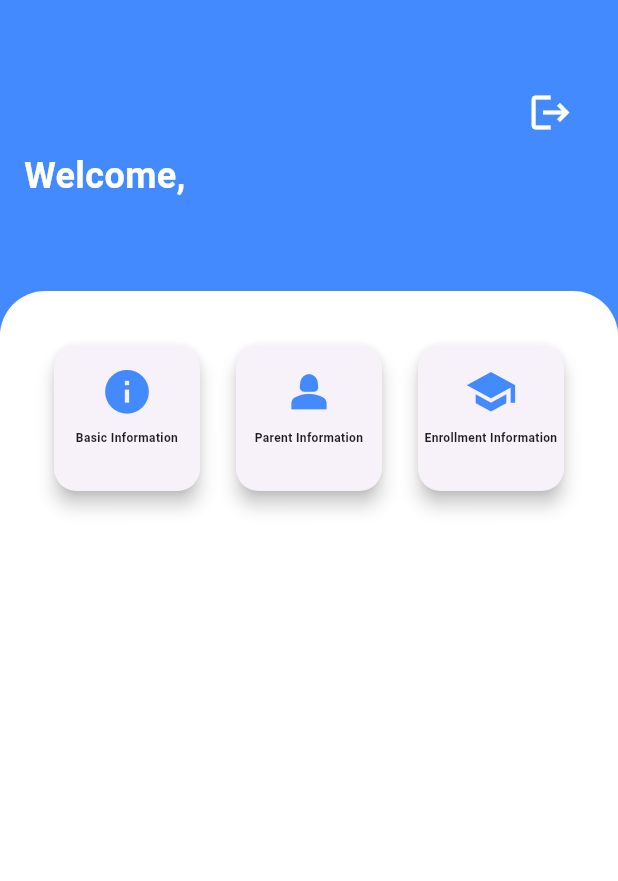
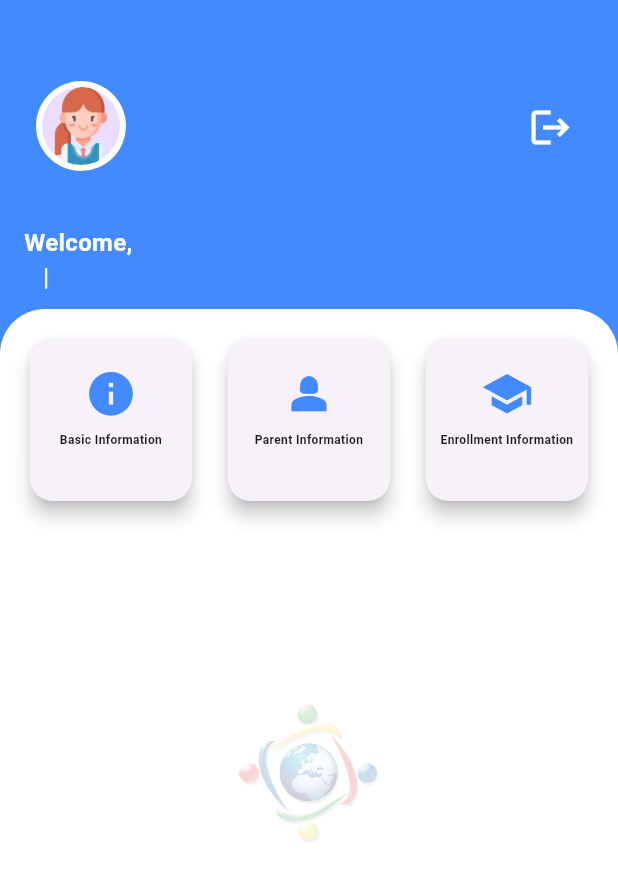
Before and after one commit to ibbibrahim/flutter_app, a Flutter app: the DashboardScreen screen opened directly with empty values, on a phone screen of 412 x 824 dp. Shown: the top 881 px of the screen. Run offline on Flutter 3.47's test engine with Material 3 defaults, Android fonts, the phone set to English and light mode, and no system bars; our stand-ins replace shared_preferences; accounts and stored records are empty.

Commit message:
Modify dashboard

```diff
--- a/lib/screens/dashboard_screen_rev.dart
+++ b/lib/screens/dashboard_screen_rev.dart
@@ -1,4 +1,5 @@
 import 'package:flutter/material.dart';
+import 'package:shared_preferences/shared_preferences.dart';
 
 class DashboardScreen extends StatefulWidget {
   @override
@@ -38,17 +39,17 @@ class _DashboardScreenState extends State<DashboardScreen> {
           Container(
             height: MediaQuery.of(context).orientation == Orientation.portrait
                 ? MediaQuery.of(context).size.height * 0.3
-                : MediaQuery.of(context).size.height * 0.5,
+                : MediaQuery.of(context).size.height * 0.7,
             decoration: BoxDecoration(
               color: Colors.blueAccent,
               borderRadius: BorderRadius.only(
-                bottomLeft: Radius.circular(30.0),
-                bottomRight: Radius.circular(30.0),
+                bottomLeft: Radius.circular(10.0),
+                bottomRight: Radius.circular(10.0),
               ),
             ),
           ),
           Positioned(
-            top: 50,
+            top: 60,
             right: 20,
             child: Material(
               shape: CircleBorder(),
@@ -58,35 +59,46 @@ class _DashboardScreenState extends State<DashboardScreen> {
                   Icons.logout,
                   color: Colors.white,
                 ),
-                onPressed: () {
-                  // Implement logout functionality here
-                },
+                onPressed: _logout,
                 iconSize: 30.0,
                 padding: EdgeInsets.all(10.0),
                 splashRadius: 30.0,
               ),
             ),
           ),
+          _buildGenderAvatar(studentData),
           Padding(
-            padding: const EdgeInsets.only(top: 100.0),
+            padding: const EdgeInsets.only(top: 90.0),
             child: Column(
               crossAxisAlignment: CrossAxisAlignment.start,
               children: <Widget>[
+                SizedBox(height: 60),
                 Padding(
                   padding: const EdgeInsets.symmetric(horizontal: 16.0),
                   child: Text(
                     'Welcome, $fatherFullName',
                     style: TextStyle(
-                      fontSize: 24,
+                      fontSize: 16,
                       fontWeight: FontWeight.bold,
                       color: Colors.white,
                     ),
                   ),
                 ),
-                SizedBox(height: 60),
+                Padding(
+                  padding: const EdgeInsets.symmetric(horizontal: 16.0),
+                  child: Text(
+                    '$studentFullName | ${studentData['StudentID']}',
+                    style: TextStyle(
+                      fontSize: 16,
+                      fontWeight: FontWeight.normal,
+                      color: Colors.white,
+                    ),
+                  ),
+                ),
+                SizedBox(height: 10),
                 Expanded(
                   child: Container(
-                    padding: EdgeInsets.all(16.0),
+                    padding: EdgeInsets.all(10.0),
                     decoration: BoxDecoration(
                       color: Colors.white,
                       borderRadius: BorderRadius.only(
@@ -94,7 +106,9 @@ class _DashboardScreenState extends State<DashboardScreen> {
                         topRight: Radius.circular(30.0),
                       ),
                     ),
-                    child: selectedCard == null
+                    child: Stack(
+                      children: <Widget>[
+                        selectedCard == null
                             ? GridView.count(
                           crossAxisCount: MediaQuery.of(context).orientation == Orientation.portrait
                               ? 3 // 2 cards per row in portrait mode
@@ -102,7 +116,7 @@ class _DashboardScreenState extends State<DashboardScreen> {
                           childAspectRatio: 1, // Make cards square
                           crossAxisSpacing: 16.0,
                           mainAxisSpacing: 16.0,
-                      padding: EdgeInsets.all(16.0),
+                          padding: EdgeInsets.all(6.0),
                           children: <Widget>[
                             _buildCard('Basic Information', Icons.info, () {
                               _showCard('Basic Information');
@@ -123,12 +137,53 @@ class _DashboardScreenState extends State<DashboardScreen> {
                           motherFullName: motherFullName,
                           onBack: _goBack,
                         ),
+                        Positioned(
+                          left: 0,
+                          right: 0,
+                          bottom: 0,
+                          top: 0,
+                          child: Center(
+                            child: Opacity(
+                              opacity: 0.2, // Adjust opacity as needed
+                              child: Image.asset(
+                                'assets/tng_logo.png',
+                                width: 100.0, // Adjust size as needed
+                                height: 100.0, // Adjust size as needed
+                              ),
+                            ),
                           ),
                         ),
                       ],
                     ),
                   ),
+                ),
+
               ],
+            ),
+          ),
+        ],
+      ),
+    );
+  }
+
+  Widget _buildGenderAvatar(Map<String, dynamic> studentData) {
+    String avatarPath = studentData['G'] == 'M'
+        ? 'assets/boy.png'
+        : 'assets/girl.png';
+
+    return Positioned(
+      top: 50,
+      left: 20,
+      child: Padding(
+        padding: const EdgeInsets.all(4.0), // Adjust the padding as needed
+        child: CircleAvatar(
+          radius: 30.0,
+          backgroundColor: Colors.white, // Optional: add a background color to the border
+          child: CircleAvatar(
+            radius: 26.0, // Slightly smaller to create the padding effect
+            backgroundImage: AssetImage(avatarPath),
+          ),
+        ),
       ),
     );
   }
@@ -221,4 +276,13 @@ class _DashboardScreenState extends State<DashboardScreen> {
       ],
     );
   }
+
+  Future<void> _logout() async {
+    //Clear any saved session data (e.g., SharedPreferences)
+    SharedPreferences prefs = await SharedPreferences.getInstance();
+    await prefs.clear();
+
+    // Navigate back to the login screen
+    Navigator.pushReplacementNamed(context, '/');
   }
+}
--- a/lib/screens/login_screen.dart
+++ b/lib/screens/login_screen.dart
@@ -64,8 +64,9 @@ class _LoginScreenState extends State<LoginScreen> {
   Widget build(BuildContext context) {
     return Container(
       decoration: BoxDecoration(
+        color: Colors.lightBlueAccent,
         image: DecorationImage(
-            image: AssetImage('assets/login.png'), fit: BoxFit.cover),
+            image: AssetImage('assets/pngwing3.png'), fit: BoxFit.cover),
       ),
       child: Scaffold(
         backgroundColor: Colors.transparent,
--- a/pubspec.yaml
+++ b/pubspec.yaml
@@ -32,7 +32,7 @@ dependencies:
     sdk: flutter
   http: ^0.13.3
   crypto: ^3.0.1
-
+  shared_preferences: ^2.0.15
 
 
   # The following adds the Cupertino Icons font to your application.
```
Also changed, not shown: assets/boy.png (added), assets/girl.png (added), assets/pngwing.png (added), assets/pngwing1.png (added), assets/pngwing2.png (added), assets/pngwing3.png (added), assets/tng_logo.png. Lines whose indentation alone changed are shown as unchanged.
